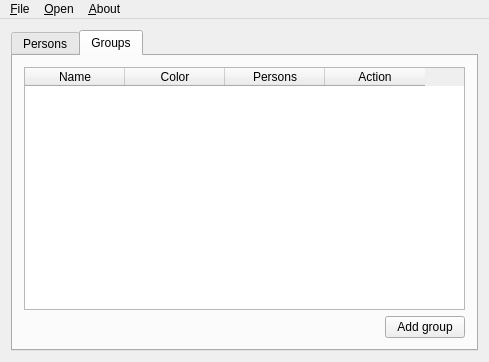
Qt form mainwindow.ui (Spark-NF/face-detector) before a commit.
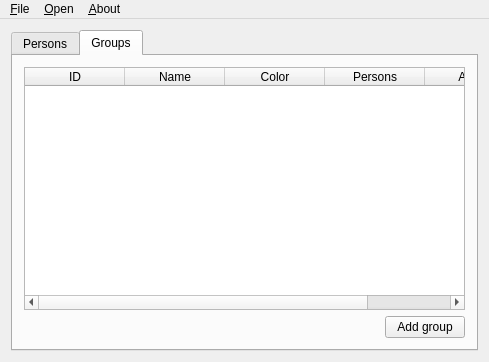
The same form after that commit. The open tabs and pages were chosen to show the change. Icons and pictures are not drawn.

```diff
--- a/mainwindow.ui
+++ b/mainwindow.ui
@@ -97,6 +97,17 @@
        <layout class="QVBoxLayout" name="verticalLayout_3">
         <item>
          <widget class="QTableWidget" name="tableGroups">
+          <attribute name="verticalHeaderVisible">
+           <bool>false</bool>
+          </attribute>
+          <attribute name="verticalHeaderDefaultSectionSize">
+           <number>24</number>
+          </attribute>
+          <column>
+           <property name="text">
+            <string>ID</string>
+           </property>
+          </column>
           <column>
            <property name="text">
             <string>Name</string>
```
